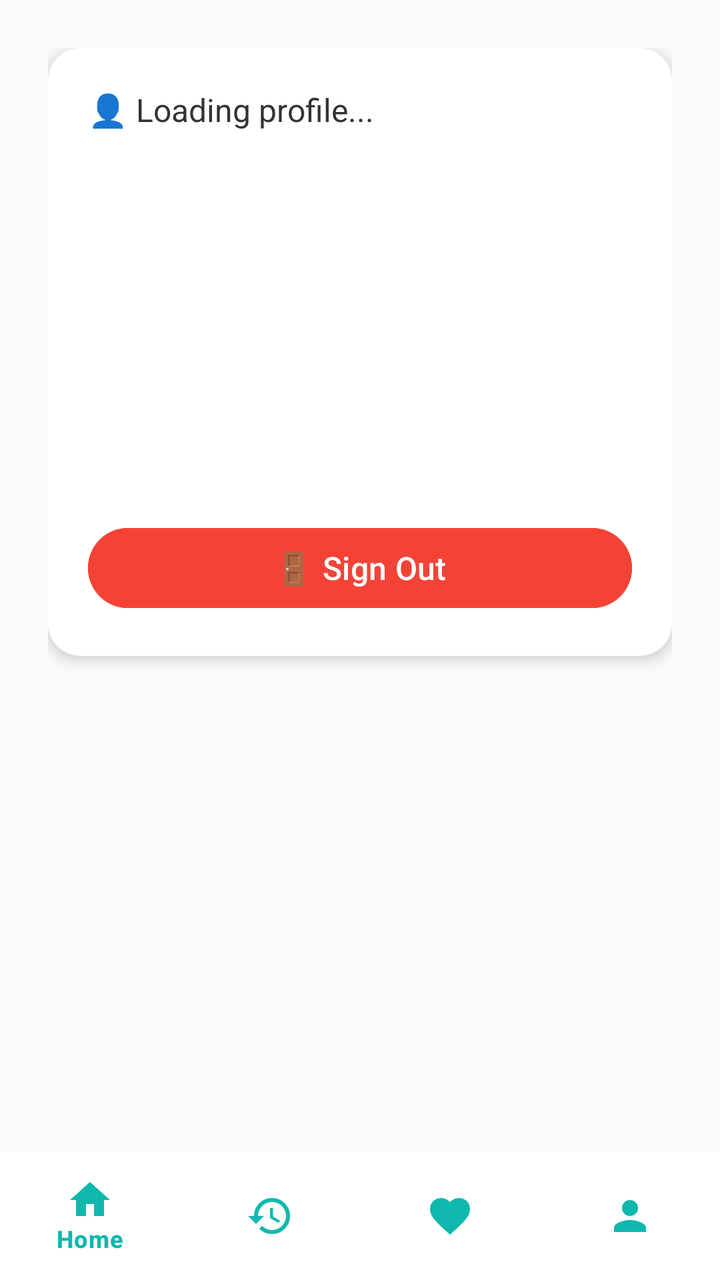
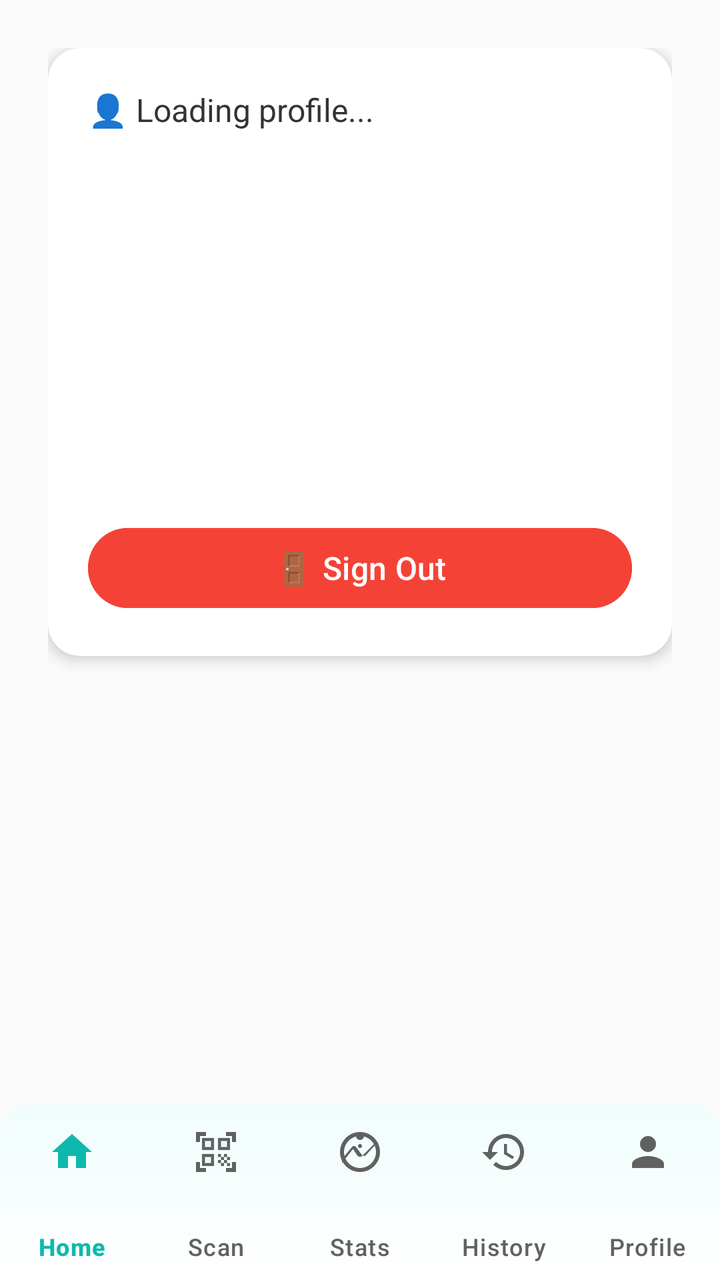

Compare the two renders of this Android layout. The source of the first and the diff that turns it into the second are given below.
<!-- AndroidManifest.xml: activity theme Theme.HealthScanner -->
<!-- res/layout/activity_profile.xml -->
<?xml version="1.0" encoding="utf-8"?>
<androidx.constraintlayout.widget.ConstraintLayout
    xmlns:android="http://schemas.android.com/apk/res/android"
    xmlns:app="http://schemas.android.com/apk/res-auto"
    android:layout_width="match_parent"
    android:layout_height="match_parent"
    android:background="@color/adaptive_background">

    
    <com.google.android.material.bottomnavigation.BottomNavigationView
        android:id="@+id/bottom_navigation"
        style="@style/Widget.HealthScanner.BottomNavigation"
        android:layout_width="0dp"
        android:layout_height="@dimen/bottom_nav_height"
        app:menu="@menu/bottom_nav_menu"
        app:layout_constraintBottom_toBottomOf="parent"
        app:layout_constraintStart_toStartOf="parent"
        app:layout_constraintEnd_toEndOf="parent" />

    
    <ScrollView
        android:layout_width="0dp"
        android:layout_height="0dp"
        android:padding="16dp"
        app:layout_constraintTop_toTopOf="parent"
        app:layout_constraintBottom_toTopOf="@id/bottom_navigation"
        app:layout_constraintStart_toStartOf="parent"
        app:layout_constraintEnd_toEndOf="parent">

        <LinearLayout
            android:layout_width="match_parent"
            android:layout_height="wrap_content"
            android:orientation="vertical"
            android:padding="8dp">

            
            <androidx.cardview.widget.CardView
                android:layout_width="match_parent"
                android:layout_height="wrap_content"
                android:layout_marginBottom="16dp"
                app:cardCornerRadius="16dp"
                app:cardElevation="4dp"
                app:cardBackgroundColor="#FFFFFF">

                <LinearLayout
                    android:layout_width="match_parent"
                    android:layout_height="wrap_content"
                    android:orientation="vertical"
                    android:padding="20dp">

                    <TextView
                        android:id="@+id/profile_content"
                        android:layout_width="match_parent"
                        android:layout_height="wrap_content"
                        android:text="👤 Loading profile..."
                        android:textSize="16sp"
                        android:textColor="#333333"
                        android:minHeight="200dp" />

                    <com.google.android.material.button.MaterialButton
                        android:id="@+id/logout_button"
                        style="@style/Widget.Material3.Button"
                        android:layout_width="match_parent"
                        android:layout_height="wrap_content"
                        android:text="🚪 Sign Out"
                        android:textSize="16sp"
                        android:textColor="#FFFFFF"
                        android:backgroundTint="#F44336"
                        android:layout_marginTop="16dp" />

                </LinearLayout>

            </androidx.cardview.widget.CardView>

        </LinearLayout>

    </ScrollView>

</androidx.constraintlayout.widget.ConstraintLayout>
<!-- resources referenced by this layout -->
<resources>
  <color name="adaptive_background">@color/md_theme_light_background</color>
  <dimen name="bottom_nav_height">64dp</dimen>
  <style name="Widget.HealthScanner.BottomNavigation" parent="Widget.Material3.BottomNavigationView">
          <item name="elevation">8dp</item>
          <item name="android:background">@color/md_theme_light_surface</item>
          <item name="itemIconTint">@color/md_theme_light_primary</item>
          <item name="itemTextColor">@color/md_theme_light_primary</item>
          <item name="itemRippleColor">@color/ripple_light</item>
      </style>
  <color name="md_theme_light_background">#FAFAFA</color>
  <color name="md_theme_light_surface">#FFFFFF</color>
  <color name="md_theme_light_primary">#0FB8AD</color>
  <color name="ripple_light">#1A0FB8AD</color>
  <color name="md_theme_light_onPrimary">#FFFFFF</color>
  <color name="md_theme_light_primaryContainer">#B2F2EF</color>
  <color name="md_theme_light_onPrimaryContainer">#003A36</color>
  <color name="md_theme_light_secondary">#4DB6E3</color>
  <color name="md_theme_light_onSecondary">#FFFFFF</color>
  <color name="md_theme_light_secondaryContainer">#D1ECFF</color>
  <color name="md_theme_light_onSecondaryContainer">#001D33</color>
  <color name="md_theme_light_tertiary">#FFB74D</color>
  <color name="md_theme_light_onTertiary">#FFFFFF</color>
  <color name="md_theme_light_tertiaryContainer">#FFECB3</color>
  <color name="md_theme_light_onTertiaryContainer">#2E1B00</color>
  <color name="md_theme_light_error">#E53935</color>
  <color name="md_theme_light_onError">#FFFFFF</color>
  <color name="md_theme_light_errorContainer">#FFEBEE</color>
  <color name="md_theme_light_onErrorContainer">#B71C1C</color>
  <color name="md_theme_light_onBackground">#212121</color>
  <color name="md_theme_light_onSurface">#212121</color>
  <color name="md_theme_light_surfaceVariant">#F5F5F5</color>
  <color name="md_theme_light_onSurfaceVariant">#616161</color>
  <color name="md_theme_light_outline">#E0E0E0</color>
  <color name="md_theme_light_inverseSurface">#2C2C2C</color>
  <color name="md_theme_light_inverseOnSurface">#F5F5F5</color>
  <color name="md_theme_light_inversePrimary">#3CCF91</color>
  <color name="status_bar_light">#0FB8AD</color>
  <color name="navigation_bar_light">#FFFFFF</color>
  <color name="background_gradient_start">#F0FDFC</color>
  <color name="background_gradient_end">#FFFFFF</color>
  <!-- unchanged entries left out for length: 3 -->
</resources>

<!-- the commit's change to res/layout/activity_profile.xml (unified diff, before → after) -->
@@ -7,15 +7,8 @@
     android:background="@color/adaptive_background">
 
     
-    <com.google.android.material.bottomnavigation.BottomNavigationView
-        android:id="@+id/bottom_navigation"
-        style="@style/Widget.HealthScanner.BottomNavigation"
-        android:layout_width="0dp"
-        android:layout_height="@dimen/bottom_nav_height"
-        app:menu="@menu/bottom_nav_menu"
-        app:layout_constraintBottom_toBottomOf="parent"
-        app:layout_constraintStart_toStartOf="parent"
-        app:layout_constraintEnd_toEndOf="parent" />
+    
+    <include layout="@layout/bottom_nav_common" />
 
     
     <ScrollView
@@ -77,3 +70,27 @@
     </ScrollView>
 
 </androidx.constraintlayout.widget.ConstraintLayout>
+<!-- res/layout/bottom_nav_common.xml (included above) -->
+<?xml version="1.0" encoding="utf-8"?>
+<com.google.android.material.bottomnavigation.BottomNavigationView 
+    xmlns:android="http://schemas.android.com/apk/res/android"
+    xmlns:app="http://schemas.android.com/apk/res-auto"
+    android:id="@+id/bottom_navigation"
+    style="@style/Widget.HealthScanner.BottomNavigation.Enhanced"
+    android:layout_width="0dp"
+    android:layout_height="wrap_content"
+    android:layout_alignParentBottom="true"
+    android:animateLayoutChanges="true"
+    android:background="@drawable/bottom_nav_background"
+    android:elevation="@dimen/elevation_lg"
+    app:layout_constraintBottom_toBottomOf="parent"
+    app:layout_constraintEnd_toEndOf="parent"
+    app:layout_constraintStart_toStartOf="parent"
+    app:menu="@menu/bottom_navigation_menu"
+    app:itemIconTint="@color/bottom_nav_icon_selector"
+    app:itemTextColor="@color/bottom_nav_text_selector"
+    app:itemRippleColor="@color/ripple_light"
+    app:labelVisibilityMode="labeled"
+    app:itemIconSize="24dp"
+    app:itemPaddingTop="8dp"
+    app:itemPaddingBottom="8dp" />
<!-- resource entries referenced after the edit -->
@@ -1,20 +1,43 @@
 <!-- resources referenced by this layout -->
 <resources>
   <color name="adaptive_background">@color/md_theme_light_background</color>
-  <dimen name="bottom_nav_height">64dp</dimen>
-  <style name="Widget.HealthScanner.BottomNavigation" parent="Widget.Material3.BottomNavigationView">
-          <item name="elevation">8dp</item>
-          <item name="android:background">@color/md_theme_light_surface</item>
-          <item name="itemIconTint">@color/md_theme_light_primary</item>
-          <item name="itemTextColor">@color/md_theme_light_primary</item>
-          <item name="itemRippleColor">@color/ripple_light</item>
-      </style>
   <color name="md_theme_light_background">#FAFAFA</color>
   <color name="md_theme_light_surface">#FFFFFF</color>
   <color name="md_theme_light_primary">#0FB8AD</color>
   <color name="ripple_light">#1A0FB8AD</color>
+  <dimen name="elevation_lg">8dp</dimen>
+  <!-- drawable bottom_nav_background (drawable) -->
+  <?xml version="1.0" encoding="utf-8"?>
+  <shape xmlns:android="http://schemas.android.com/apk/res/android">
+      <gradient
+          android:angle="90"
+          android:startColor="@color/md_theme_light_surface"
+          android:endColor="@color/background_gradient_start"
+          android:type="linear" />
+      <corners
+          android:topLeftRadius="16dp"
+          android:topRightRadius="16dp" />
+  </shape>
+  <style name="Widget.HealthScanner.BottomNavigation.Enhanced" parent="Widget.Material3.BottomNavigationView">
+          <item name="elevation">@dimen/elevation_lg</item>
+          <item name="android:background">@drawable/bottom_nav_background</item>
+          <item name="itemIconTint">@color/bottom_nav_icon_selector</item>
+          <item name="itemTextColor">@color/bottom_nav_text_selector</item>
+          <item name="itemRippleColor">@color/ripple_light</item>
+          <item name="itemActiveIndicatorStyle">@style/Widget.HealthScanner.BottomNavigation.ActiveIndicator</item>
+          <item name="labelVisibilityMode">labeled</item>
+          <item name="itemIconSize">24dp</item>
+          <item name="itemPaddingTop">8dp</item>
+          <item name="itemPaddingBottom">8dp</item>
+          <item name="android:paddingTop">4dp</item>
+          <item name="android:paddingBottom">4dp</item>
+      </style>
   <color name="md_theme_light_onPrimary">#FFFFFF</color>
   <color name="md_theme_light_primaryContainer">#B2F2EF</color>
+  <style name="ShapeAppearance.HealthScanner.SmallComponent" parent="ShapeAppearance.Material3.SmallComponent">
+          <item name="cornerFamily">rounded</item>
+          <item name="cornerSize">16dp</item>
+      </style>
   <color name="md_theme_light_onPrimaryContainer">#003A36</color>
   <color name="md_theme_light_secondary">#4DB6E3</color>
   <color name="md_theme_light_onSecondary">#FFFFFF</color>
@@ -39,6 +62,12 @@
   <color name="status_bar_light">#0FB8AD</color>
   <color name="navigation_bar_light">#FFFFFF</color>
   <color name="background_gradient_start">#F0FDFC</color>
+  <style name="Widget.HealthScanner.BottomNavigation.ActiveIndicator" parent="Widget.Material3.BottomNavigationView.ActiveIndicator">
+          <item name="android:color">@color/md_theme_light_primaryContainer</item>
+          <item name="android:width">32dp</item>
+          <item name="android:height">32dp</item>
+          <item name="shapeAppearanceOverlay">@style/ShapeAppearance.HealthScanner.SmallComponent</item>
+      </style>
   <color name="background_gradient_end">#FFFFFF</color>
   <!-- unchanged entries left out for length: 3 -->
 </resources>
